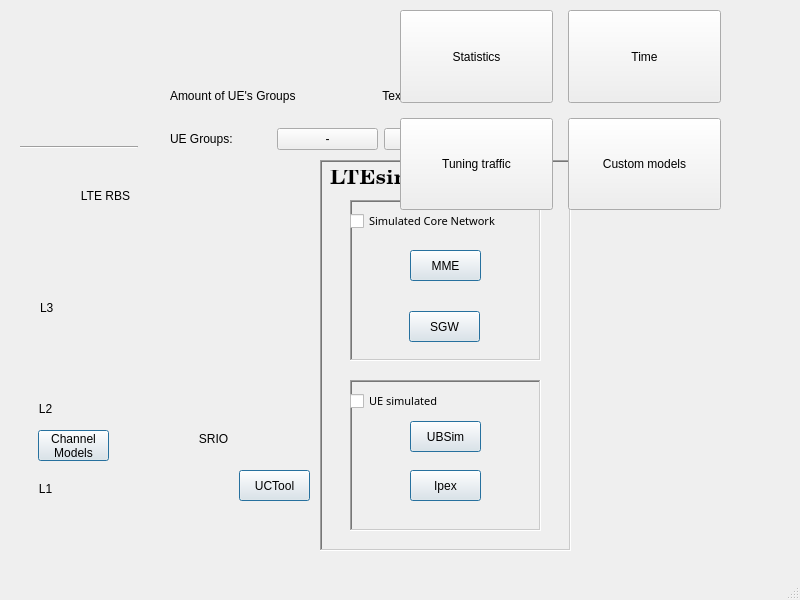
Above: LTEsimGeneratorGUI/Ui/Windows/trafficmap.ui from moniss23/junit4 before the change. Below: the same form after it.
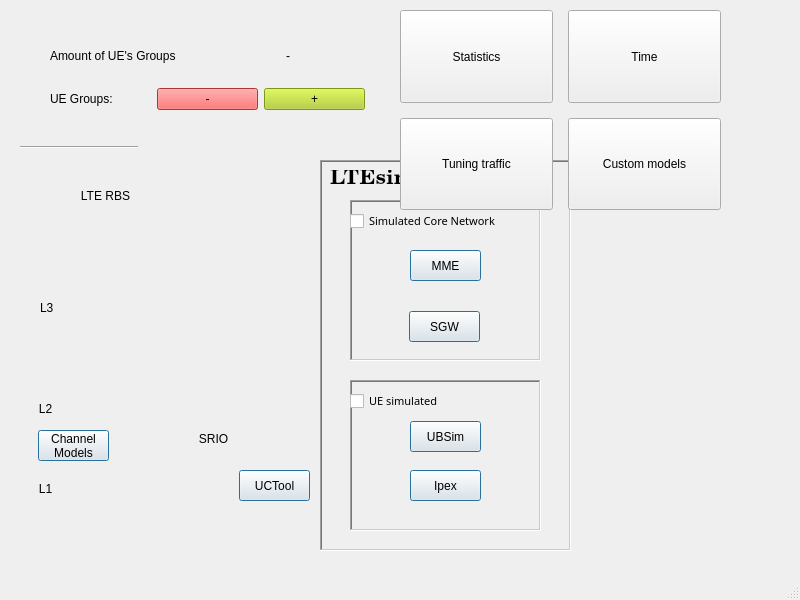
That is the form after the change. Icons and pictures are not drawn.

The edit to the form file:
```diff
--- a/LTEsimGeneratorGUI/Ui/Windows/trafficmap.ui
+++ b/LTEsimGeneratorGUI/Ui/Windows/trafficmap.ui
@@ -17,8 +17,8 @@
    <widget class="QWidget" name="ueGroupWidget" native="true">
     <property name="geometry">
      <rect>
-      <x>170</x>
-      <y>70</y>
+      <x>50</x>
+      <y>30</y>
       <width>315</width>
       <height>80</height>
      </rect>
@@ -42,7 +42,7 @@
           </sizepolicy>
          </property>
          <property name="text">
-          <string>TextLabel</string>
+          <string>-</string>
          </property>
          <property name="textFormat">
           <enum>Qt::RichText</enum>
@@ -74,6 +74,10 @@
        </item>
        <item>
         <widget class="QPushButton" name="removeUeButton">
+         <property name="styleSheet">
+          <string notr="true">border-color: #eee;
+background-color: #ff4444;</string>
+         </property>
          <property name="text">
           <string>-</string>
          </property>
@@ -81,6 +85,10 @@
        </item>
        <item>
         <widget class="QPushButton" name="addUeButton">
+         <property name="styleSheet">
+          <string notr="true">border-color: #eee;
+background-color: #b2d025;</string>
+         </property>
          <property name="text">
           <string>+</string>
          </property>
```
